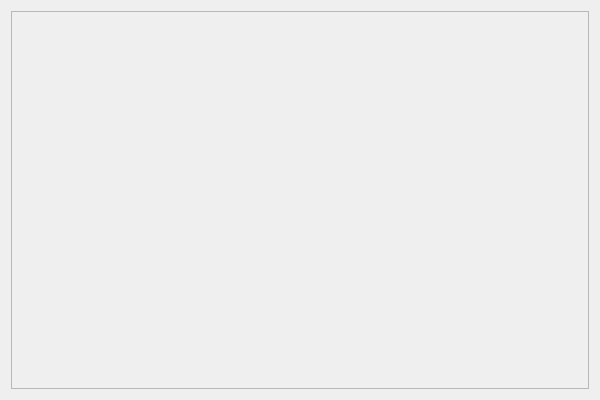
Before: the Qt Designer form Qt4HCNetSDKDemo/Qt4HCNetSDKDemo.ui in wbt165/Qt4HCNetSDKDemo, drawn with Qt 5.
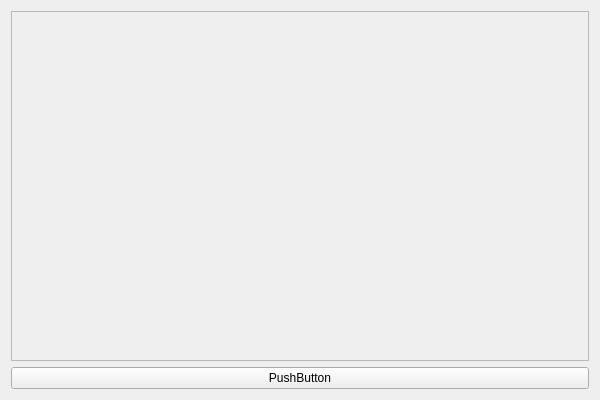
After: the same form once the commit is applied.

Diff of the .ui file:
```diff
--- a/Qt4HCNetSDKDemo/Qt4HCNetSDKDemo.ui
+++ b/Qt4HCNetSDKDemo/Qt4HCNetSDKDemo.ui
@@ -24,6 +24,13 @@
      </property>
     </widget>
    </item>
+   <item row="1" column="0">
+    <widget class="QPushButton" name="pushButton">
+     <property name="text">
+      <string>PushButton</string>
+     </property>
+    </widget>
+   </item>
   </layout>
  </widget>
  <layoutdefault spacing="6" margin="11"/>
```
